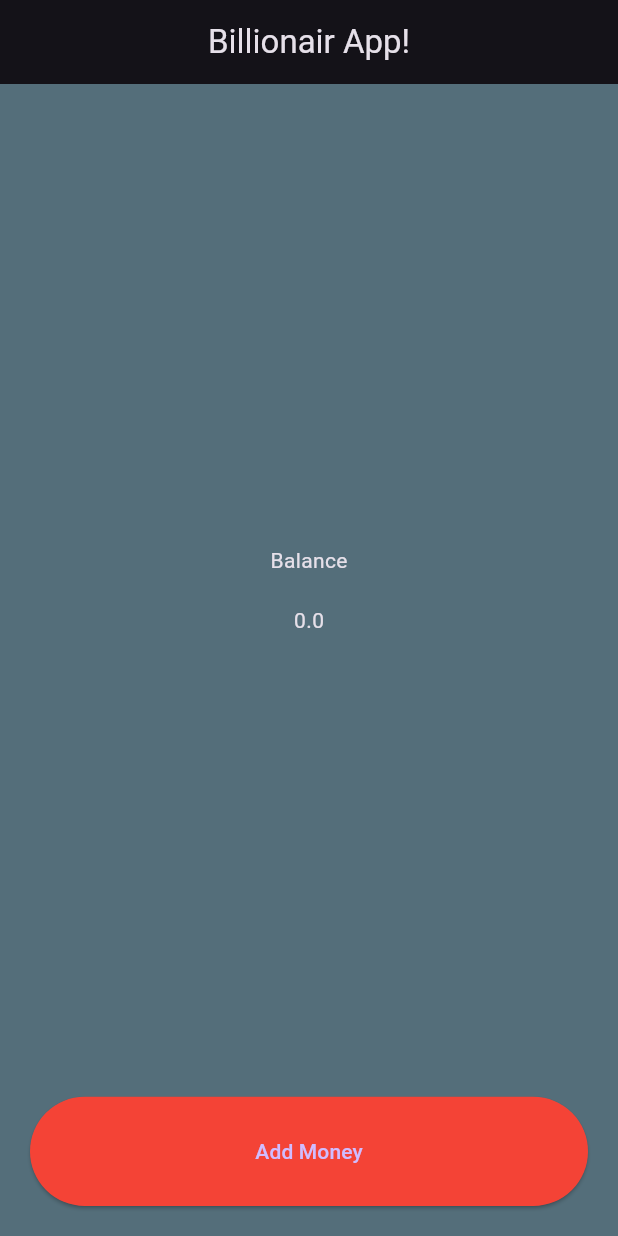
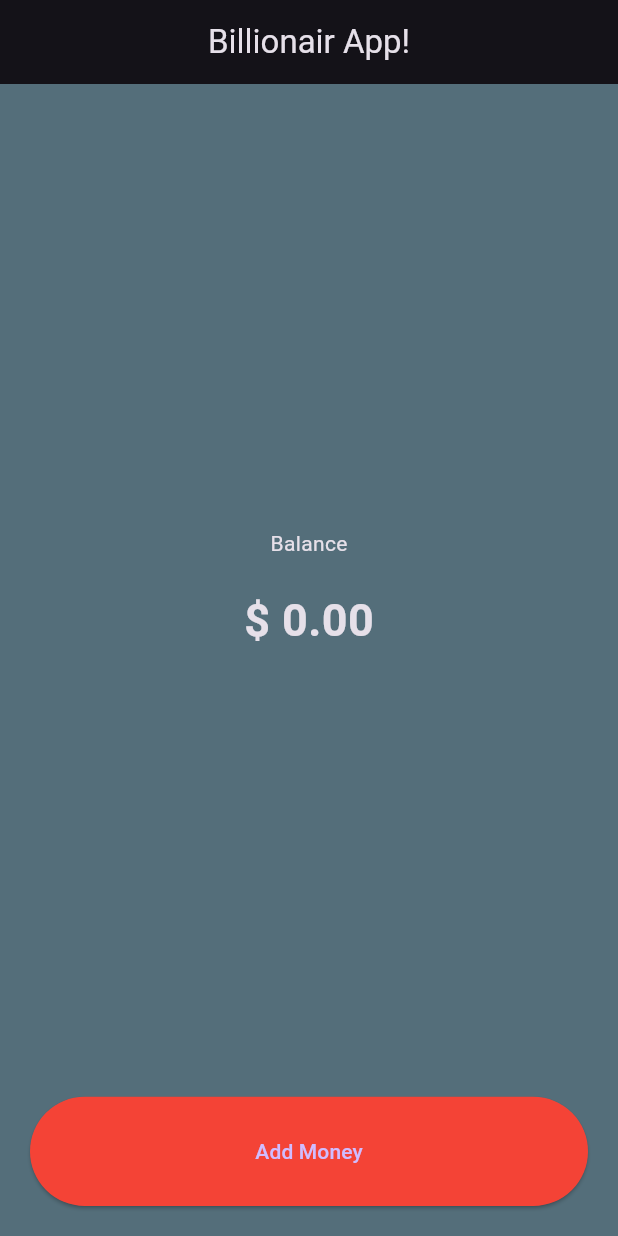
Before and after one commit to malakasadeep/BillionaireApp-Flutter, a Flutter app: the screen it shows after launch, on a phone screen of 412 x 824 dp. Run offline on Flutter 3.47's test engine with Material 3 defaults, Android fonts, the phone set to English and light mode, and no system bars; our stand-ins replace shared_preferences.

Commit message:
Refactor MainApp to use stateful widget and implement BalanceView and Ad app icon

```diff
--- a/lib/balance_view.dart
+++ b/lib/balance_view.dart
@@ -1,7 +1,9 @@
 // ignore_for_file: prefer_const_constructors
 
 import 'package:flutter/material.dart';
+import 'package:intl/intl.dart';
 
+// ignore: must_be_immutable
 class BalanceView extends StatelessWidget {
   double balance;
   BalanceView({super.key, required this.balance});
@@ -15,7 +17,8 @@ class BalanceView extends StatelessWidget {
         children: [
           Text("Balance"),
           SizedBox(height: 20),
-          Text("$balance"),
+          Text("\$ ${NumberFormat.simpleCurrency(name: "").format(balance)}",
+              style: TextStyle(fontSize: 30, fontWeight: FontWeight.bold)),
           SizedBox(height: 20),
         ],
       ),
--- a/pubspec.yaml
+++ b/pubspec.yaml
@@ -9,6 +9,7 @@ environment:
 dependencies:
   flutter:
     sdk: flutter
+  intl: ^0.19.0
   shared_preferences: ^2.2.3
 
 dev_dependencies:
```
Also changed, not shown: pubspec.lock, 6 other files.
